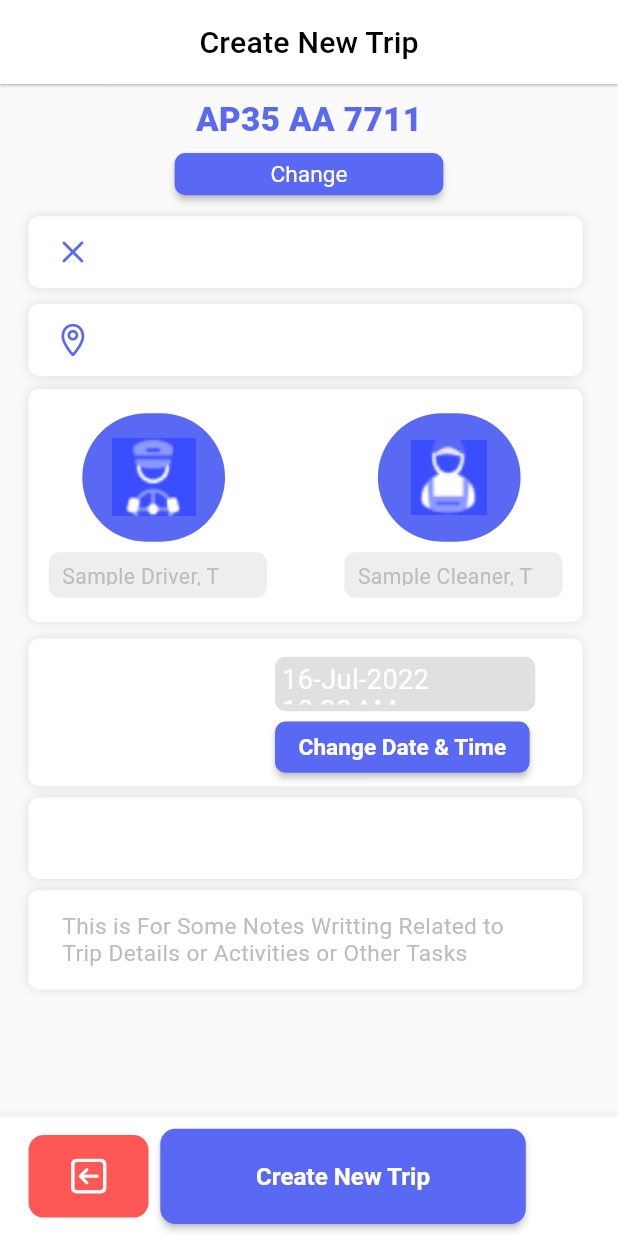
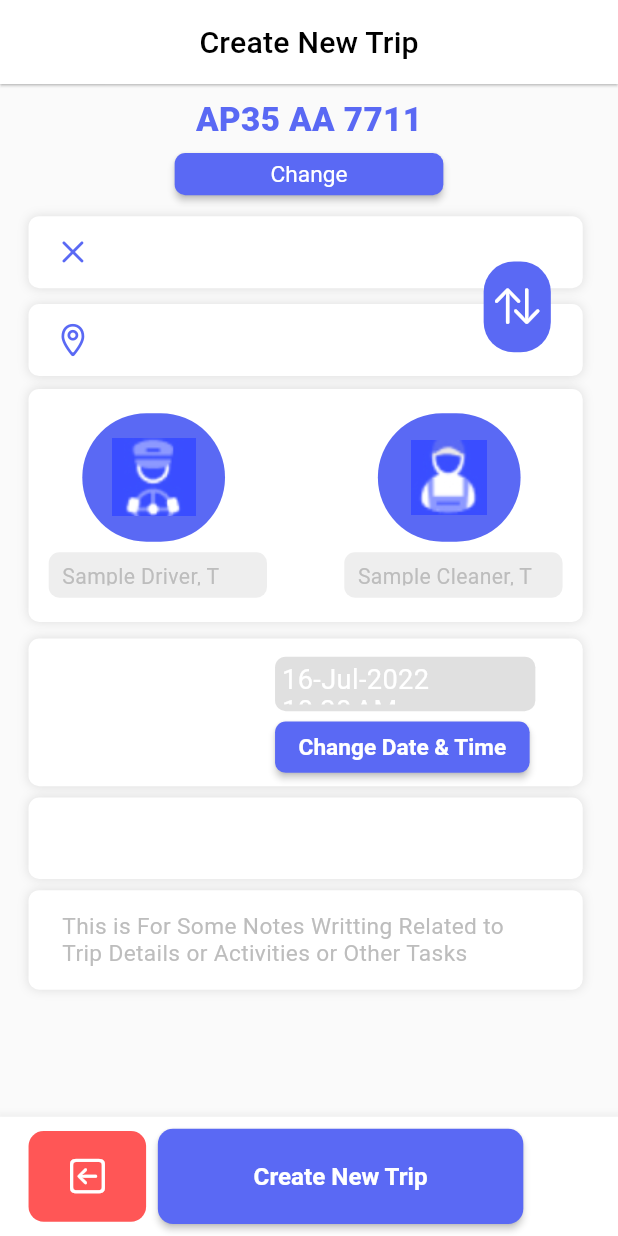
Before and after one commit to Akib7/trip_app, a Flutter app: the screen it shows after launch, on a phone screen of 412 x 824 dp. Run offline on Flutter 3.47's test engine with Material 2 defaults, Android fonts, the phone set to English and light mode, and no system bars; our stand-ins replace flutter_screenutil, flutter_svg, get.

```diff
--- a/lib/my_home_page.dart
+++ b/lib/my_home_page.dart
@@ -149,6 +149,26 @@ class _MyHomePageState extends State<MyHomePage> {
                           ),
                         ),
                       ],
+                    ),
+                    Positioned(
+                      right: 40.w,
+                      top: 30.h,
+                      child: GestureDetector(
+                        onTap: () {},
+                        child: Container(
+                          height: 60.h,
+                          width: 40.w,
+                          decoration: BoxDecoration(
+                            color: app_color,
+                            borderRadius: BorderRadius.circular(20.0.r),
+                          ),
+                          child: const Icon(
+                            CupertinoIcons.arrow_up_arrow_down,
+                            color: Colors.white,
+                            size: 30.0,
+                          ),
+                        ),
+                      ),
                     ),
                   ],
                 ),
--- a/lib/widget/last_buttons.dart
+++ b/lib/widget/last_buttons.dart
@@ -16,8 +16,8 @@ class LastButtons extends StatelessWidget {
           GestureDetector(
             onTap: () {},
             child: Container(
-              height: 55,
-              width: 80,
+              height: 60.h,
+              width: 70.w,
               decoration: BoxDecoration(
                 color: const Color.fromRGBO(255, 86, 86, 1),
                 borderRadius: BorderRadius.circular(10.0.r),
```
